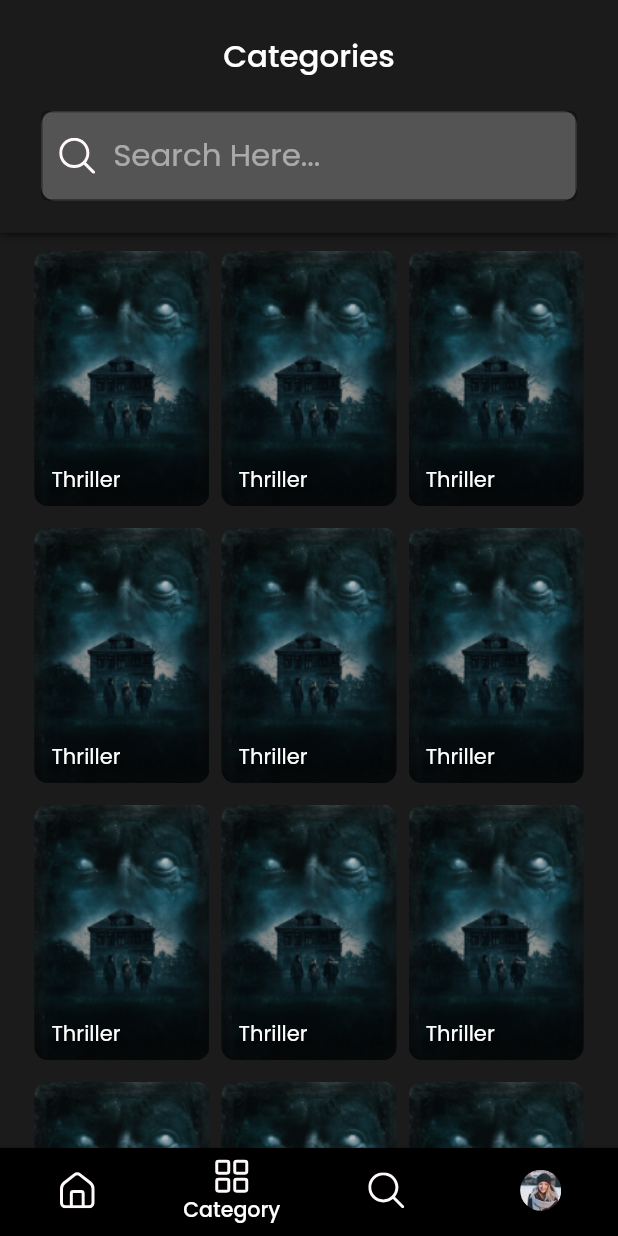
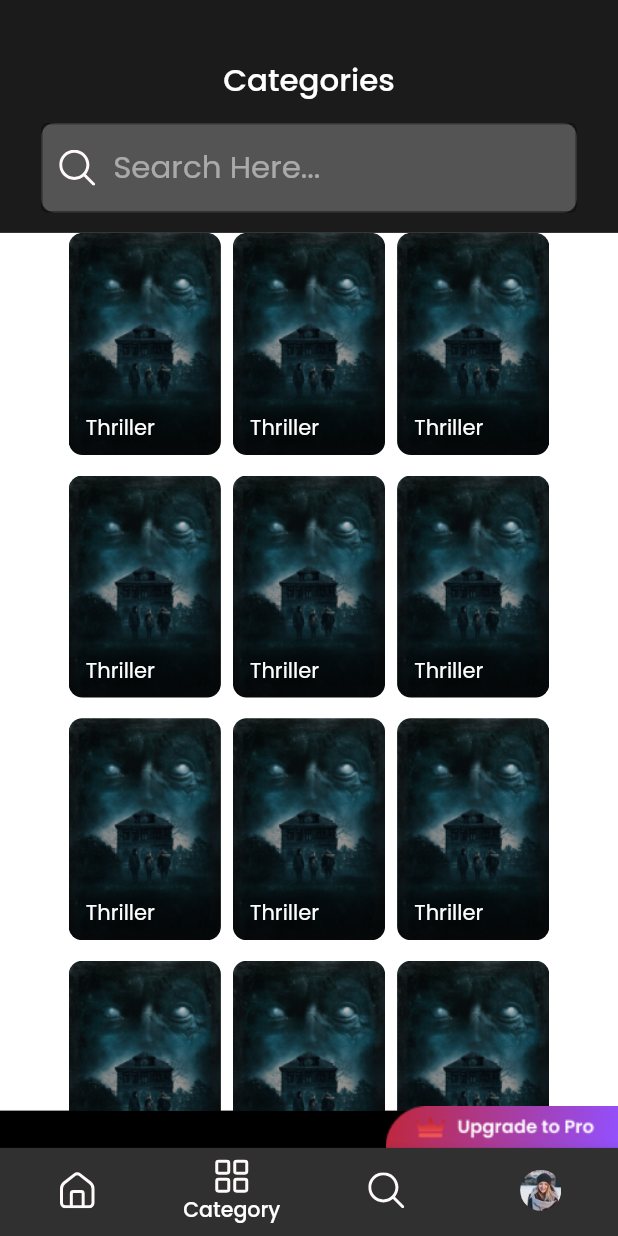
Before and after one commit to shoyabsiddique0/main_ott, a Flutter app: the BottomNavigationScreen screen opened by its route, item 2 of the bottom bar chosen, on a phone screen of 412 x 824 dp. Run offline on Flutter 3.47's test engine with Material 2 defaults, Android fonts, the light colour scheme and no system bars; our stand-ins replace carousel_slider, flutter_screenutil, flutter_svg, flutter_svg_provider, get, google_fonts and 2 more; missing offline and left inert: dart:ffi, screen_brightness, subtitle, volume_controller.

Commit message:
bottom Nav Impl

```diff
--- a/lib/Pages/BottomNavigationScreen/bottom_navigation_screen.dart
+++ b/lib/Pages/BottomNavigationScreen/bottom_navigation_screen.dart
@@ -15,17 +15,28 @@ class BottomNavigationScreen extends StatelessWidget {
     return Scaffold(
       backgroundColor: blackColor,
       extendBody: true,
-      bottomNavigationBar: Obx(() => BottomNavigationBar(
+      bottomNavigationBar: Obx(() => Theme(
+            data: ThemeData.dark(),
+            child: Column(
+              mainAxisAlignment: MainAxisAlignment.end,
+              children: [
+                Align(
+                  alignment: Alignment.bottomRight,
+                  child: Image.asset("assets/NavBarAssets/upgrade.png"),
+                ),
+                BottomNavigationBar(
                   items: [
                     BottomNavigationBarItem(
                       icon: SvgPicture.asset("assets/NavBarAssets/home.svg"),
                       label: "Home",
                     ),
                     BottomNavigationBarItem(
-                  icon: SvgPicture.asset("assets/NavBarAssets/category.svg"),
+                        icon: SvgPicture.asset(
+                            "assets/NavBarAssets/category.svg"),
                         label: "Category"),
                     BottomNavigationBarItem(
-                  icon: SvgPicture.asset("assets/NavBarAssets/search.svg"),
+                        icon:
+                            SvgPicture.asset("assets/NavBarAssets/search.svg"),
                         label: "Search"),
                     BottomNavigationBarItem(
                         icon: ClipRRect(
@@ -33,14 +44,15 @@ class BottomNavigationScreen extends StatelessWidget {
                           child: SizedBox(
                               height: 24.w,
                               width: 24.w,
-                        child: Image.asset("assets/ProfileAssets/profile.png")),
+                              child: Image.asset(
+                                  "assets/ProfileAssets/profile.png")),
                         ),
                         // activeIcon:
                         //     SvgPicture.asset("assets/NavBarAssets/activeProfile.svg"),
                         label: "Profile"),
                   ],
                   type: BottomNavigationBarType.fixed,
-            backgroundColor: blackColor,
+                  // backgroundColor: blackColor,
                   currentIndex: bottomNavigationController.pageIndex.value,
                   selectedItemColor: whiteColor,
                   unselectedItemColor: hintTextColor,
@@ -58,6 +70,9 @@ class BottomNavigationScreen extends StatelessWidget {
                   //     color: Color(0xff5d5d5d),
                   //     fontSize: 12.sp,
                   //     fontWeight: FontWeight.w500),
+                ),
+              ],
+            ),
           )),
       body: Obx(() => bottomNavigationController
           .pages[bottomNavigationController.pageIndex.value]),
--- a/lib/Pages/Category/category_controller.dart
+++ b/lib/Pages/Category/category_controller.dart
@@ -1,4 +1,6 @@
+import 'package:flutter/material.dart';
 import 'package:flutter/services.dart';
+import 'package:flutter_screenutil/flutter_screenutil.dart';
 import 'package:get/get.dart';
 import 'package:main_ott/Widgets/CategoryWidget/category_card.dart';
 
@@ -6,6 +8,7 @@ class CategoryController extends GetxController {
   @override
   void onInit() {
     SystemChrome.setPreferredOrientations([DeviceOrientation.portraitUp]);
+
     super.onInit();
   }
 
@@ -66,21 +69,26 @@ class CategoryController extends GetxController {
       imageLink: "assets/CategoryAssets/thriller.png",
       title: "Thriller",
     ),
-    const CategoryCard(
-      imageLink: "assets/CategoryAssets/thriller.png",
-      title: "Thriller",
-    ),
-    const CategoryCard(
-      imageLink: "assets/CategoryAssets/thriller.png",
-      title: "Thriller",
-    ),
-    const CategoryCard(
-      imageLink: "assets/CategoryAssets/thriller.png",
-      title: "Thriller",
-    ),
-    const CategoryCard(
-      imageLink: "assets/CategoryAssets/thriller.png",
-      title: "Thriller",
-    ),
   ].obs;
+  List<Widget> categoryRows() {
+    List<Widget> data = [];
+    for (int i = 0; i < categoryList.length; i += 3) {
+      List<Widget> data1 = [];
+      for (int j = i; j < i + 3; j++) {
+        if (j >= categoryList.length) {
+          break;
+        }
+        data1.add(categoryList[j]);
+        data1.add(SizedBox(
+          width: 6.5.w,
+        ));
+      }
+      data.add(Row(
+        mainAxisAlignment: MainAxisAlignment.start,
+        crossAxisAlignment: CrossAxisAlignment.start,
+        children: data1,
+      ));
+    }
+    return data;
+  }
 }
--- a/lib/Pages/Category/category_screen.dart
+++ b/lib/Pages/Category/category_screen.dart
@@ -12,20 +12,12 @@ class CategoryScreen extends StatelessWidget {
   @override
   Widget build(BuildContext context) {
     CategoryController categoryController = Get.find<CategoryController>();
-    return Scaffold(
-      backgroundColor: const Color(0xff1c1b1b),
-      body: SafeArea(
-        child: Column(
+    return Column(
       children: [
         Container(
-              padding: EdgeInsets.only(left: 24.w, right: 24.w),
-              decoration: const BoxDecoration(
-                  color: Color(0xff1c1b1b),
-                  boxShadow: [
-                    BoxShadow(
-                        color: Colors.black,
-                        spreadRadius: 0.00001,
-                        blurRadius: 5)
+          padding: EdgeInsets.only(left: 24.w, right: 24.w, top: 20.h),
+          decoration: const BoxDecoration(color: Color(0xff1c1b1b), boxShadow: [
+            BoxShadow(color: Colors.black, spreadRadius: 0.00001, blurRadius: 5)
           ]),
           height: 130.h,
           child: Column(
@@ -56,8 +48,7 @@ class CategoryScreen extends StatelessWidget {
                       ),
                       hintText: "Search Here...",
                       hintStyle: GoogleFonts.poppins(
-                              color: whiteColor.withOpacity(0.5),
-                              fontSize: 18.w),
+                          color: whiteColor.withOpacity(0.5), fontSize: 18.w),
                       border: const OutlineInputBorder(),
                       focusedBorder: const OutlineInputBorder()),
                   style: GoogleFonts.poppins(
@@ -68,15 +59,51 @@ class CategoryScreen extends StatelessWidget {
             ],
           ),
         ),
-            SizedBox(
-              height: 10.h,
-            ),
         Expanded(
+          child: Container(
+            // height: 500.h,
+            color: Colors.white,
+            width: double.infinity,
+            padding: EdgeInsets.only(left: 20.w, right: 20.w),
+            // child: Obx(
+            //   () => GridView.count(
+            //     physics: BouncingScrollPhysics(),
+            //     scrollDirection: Axis.vertical,
+            //     crossAxisCount: 3,
+            //     semanticChildCount: categoryController.categoryList.length,
+            //     shrinkWrap: true,
+            //     childAspectRatio: 5.w / 7.5.w,
+            //     mainAxisSpacing: 8.h,
+            //     crossAxisSpacing: 7.w,
+            //     children: categoryController.categoryList,
+            //   ),
+            // ),
+            // child: SingleChildScrollView(
+            //     child: Column(
+            //         crossAxisAlignment: CrossAxisAlignment.start,
+            //         mainAxisAlignment: MainAxisAlignment.start,
+            //         children: categoryController.categoryRows())),
+            // child: GridView.builder(
+            //   gridDelegate: SliverGridDelegateWithFixedCrossAxisCount(
+            //     crossAxisCount: 3,
+            //     childAspectRatio: 2 / 2.9,
+            //     crossAxisSpacing: 15.0,
+            //     mainAxisSpacing: 15.0,
+            //   ),
+            //   itemBuilder: ((context, index) =>
+            //       categoryController.categoryList[index]),
+            //   itemCount: categoryController.categoryList.length,
+            //   shrinkWrap: true,
+            //   physics: ClampingScrollPhysics(parent: ScrollPhysics()),
+            // ),
+            child: Expanded(
               child: Padding(
                 padding: EdgeInsets.only(left: 20.w, right: 20.w),
                 child: Obx(
                   () => GridView.count(
                     crossAxisCount: 3,
+                    semanticChildCount: categoryController.categoryList.length,
+                    shrinkWrap: true,
                     childAspectRatio: 5.w / 7.5.w,
                     mainAxisSpacing: 8.h,
                     crossAxisSpacing: 7.w,
@@ -84,10 +111,13 @@ class CategoryScreen extends StatelessWidget {
                   ),
                 ),
               ),
+            ),
+          ),
+        ),
+        SizedBox(
+          height: 70.h,
         )
       ],
-        ),
-      ),
     );
   }
 }
--- a/lib/Pages/Home/home_screen.dart
+++ b/lib/Pages/Home/home_screen.dart
@@ -179,6 +179,9 @@ class HomeScreen extends StatelessWidget {
                     viewportFraction: 0.474.w,
                     enableInfiniteScroll: false,
                     padEnds: false))),
+        SizedBox(
+          height: 70.h,
+        )
       ]),
     );
   }
```
Also changed, not shown: lib/Pages/Profile/ChangePassword/change_password_screen.dart (+2 -6 lines), lib/Pages/Profile/profile_screen.dart (+10 -18 lines), lib/Pages/Search/search_screen.dart (+17 -13 lines), lib/Widgets/HomeWidget/suggestion.dart (+30 -30 lines), lib/Widgets/ProfileWidget/SubscriptionWidget/subscription_card.dart (+5 -4 lines), assets/HomeAssets/subscribe.svg, assets/NavBarAssets/upgrade.png (added), assets/ProfileAssets/AccountSetting/bestValue.svg (added), assets/ProfileAssets/crown.svg (added), assets/ProfileAssets/subscription.svg. Lines whose indentation alone changed are shown as unchanged.
